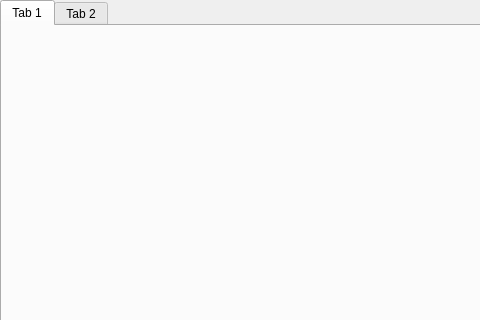
Qt form settings.ui (maxscheurer/pycontact) before a commit; both pictures show x 0 to 480 and y 0 to 320 of the 574 by 447 pixel window.
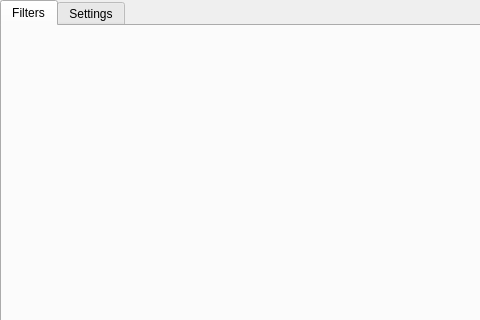
The same form after that commit. The open tabs and pages were chosen to show the change.

```diff
--- a/settings.ui
+++ b/settings.ui
@@ -18,12 +18,12 @@
   </property>
   <widget class="QWidget" name="tab">
    <attribute name="title">
-    <string>Tab 1</string>
+    <string>Filters</string>
    </attribute>
   </widget>
-  <widget class="QWidget" name="tab">
+  <widget class="QWidget" name="settingsTab">
    <attribute name="title">
-    <string>Tab 2</string>
+    <string>Settings</string>
    </attribute>
   </widget>
  </widget>
```
Left out of the diff: 10 changed lines with no effect on the pictures.
